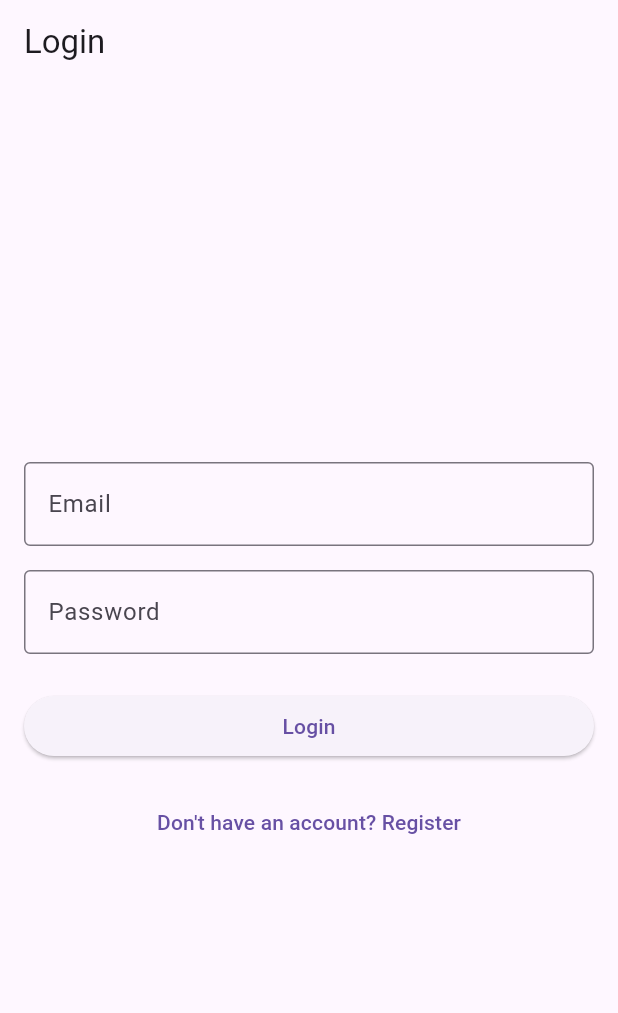
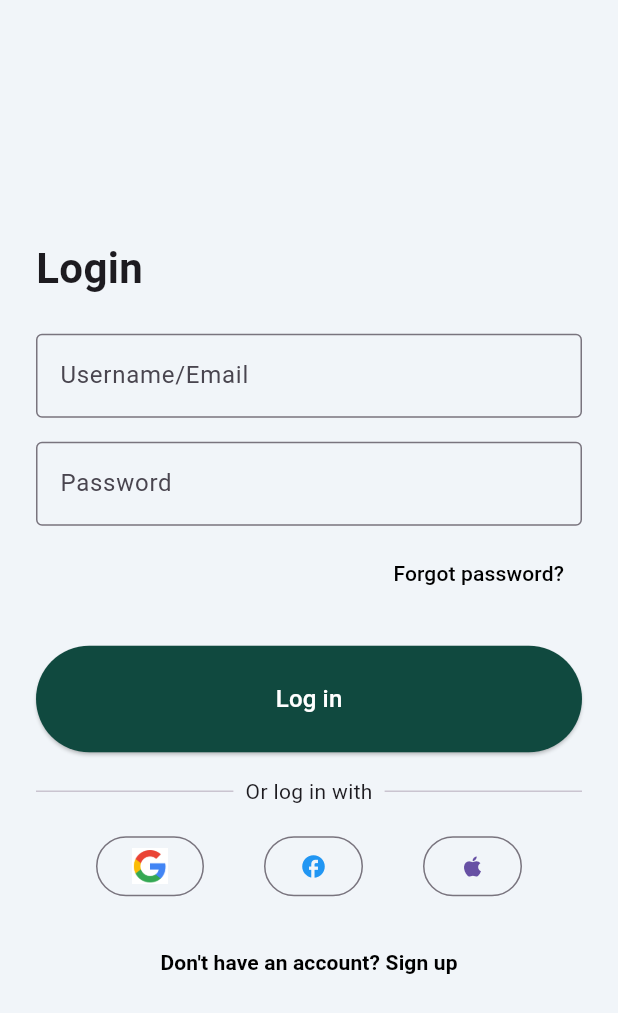
Before and after one commit to kensunjaya/ReBio, a Flutter app: the screen it shows after launch, on a phone screen of 412 x 824 dp. Shown: the top 1013 px of the screen. Run offline on Flutter 3.47's test engine with Material 3 defaults, Android fonts, the phone set to English and light mode, and no system bars; our stand-ins replace cloud_firestore, firebase_auth, firebase_core, flutter_svg, google_fonts, image_picker; accounts and stored records are empty.

Commit message:
Create login page

```diff
--- a/lib/pages/login.dart
+++ b/lib/pages/login.dart
@@ -40,36 +40,104 @@ class LoginPage extends StatelessWidget {
   @override
   Widget build(BuildContext context) {
     return Scaffold(
-      appBar: AppBar(title: const Text('Login')),
-      body: Padding(
-        padding: const EdgeInsets.all(16.0),
+      // appBar: AppBar(title: const Text('Login')),
+      backgroundColor: Color(0xFFF1F5F9),
+      body: Center(
+        child: SingleChildScrollView(
+          padding: const EdgeInsets.all(24.0),
           child: Column(
-          mainAxisAlignment: MainAxisAlignment.center,
+            crossAxisAlignment: CrossAxisAlignment.stretch,
             children: [
-            TextField(
-              controller: emailController,
+              Text(
+                'Login',
+                style: TextStyle(fontSize: 28,fontWeight: FontWeight.bold),
+              ),
+              // Username Box
+              const SizedBox(height: 24),
+              TextFormField(
+                //controller: emailController,
                 decoration: const InputDecoration(
-                labelText: 'Email',
+                  labelText: 'Username/Email',
+                  hintText: 'Please input your username or email',
                   border: OutlineInputBorder(),
                 ),
               ),
+
+              //Password Box
               const SizedBox(height: 16),
               TextField(
                 controller: passwordController,
                 obscureText: true,
                 decoration: const InputDecoration(
                   labelText: 'Password',
+                  hintText: 'must be 8 characters',
                   border: OutlineInputBorder(),
                 ),
               ),
+              // Forgot Password
+              const SizedBox(height: 8),
+              Align(
+                alignment: Alignment.centerRight,
+                child: TextButton(
+                  onPressed: () {},
+                  child: Text('Forgot password?',
+                  style: TextStyle(color: Colors.black),
+                  ),
+                ),
+              ),
+
+              //Login Button
               const SizedBox(height: 24),
               SizedBox(
                 width: double.infinity,
                 child: ElevatedButton(
                   onPressed: () => login(context),
-                child: const Text('Login'),
+                  style: ElevatedButton.styleFrom(
+                    backgroundColor: Color(0xFF10493F),
+                    padding: const EdgeInsets.symmetric(vertical: 24),
+                  ),
+                  child: const Text(
+                    'Log in',
+                    style: TextStyle(fontSize: 16, color: Colors.white),
                     ),
                 ),
+              ),
+
+              //Other option to log in
+              const SizedBox(height: 16),
+              Row(
+                children: [
+                  Expanded(child: Divider()),
+                  Padding(
+                    padding: const EdgeInsets.symmetric(horizontal: 8),
+                    child: Text('Or log in with'),
+                    ),
+                    Expanded(child: Divider()),
+                ],
+              ),
+
+              const SizedBox(height: 16),
+              Row(
+                mainAxisAlignment: MainAxisAlignment.spaceEvenly,
+                children: [
+                  OutlinedButton(
+                    onPressed: () {},
+                    child: Image.asset(
+                      'assets/images/google_logo.png',
+                      height: 24,
+                    ),
+                  ),
+                  OutlinedButton(
+                    onPressed: () {},
+                    child: Icon(Icons.facebook, color: Colors.blue),
+                  ),
+                  OutlinedButton(
+                    onPressed: () {},
+                    child: Icon(Icons.apple),
+                  ),
+                ],
+              ),
+
               const SizedBox(height: 16),
               TextButton(
                 onPressed: () {
@@ -78,10 +146,17 @@ class LoginPage extends StatelessWidget {
                     MaterialPageRoute(builder: (context) => const RegisterPage()),
                   );
                 },
-              child: const Text("Don't have an account? Register"),
+                child: const Text(
+                  "Don't have an account? Sign up",
+                  style: TextStyle(
+                    color: Colors.black, fontWeight: FontWeight.bold
+                  ),
+                ),
               ),
             ],
-        ),
+          )
+        )
+        ,
       ),
     );
   }
--- a/pubspec.yaml
+++ b/pubspec.yaml
@@ -28,3 +28,4 @@ flutter:
     - assets/water.svg
     - assets/gas.svg
     - assets/brown_sugar.svg
+    - assets/images/google_logo.png
```
Also changed, not shown: assets/images/google_logo.png (added), pubspec.lock. Lines whose indentation alone changed are shown as unchanged.
